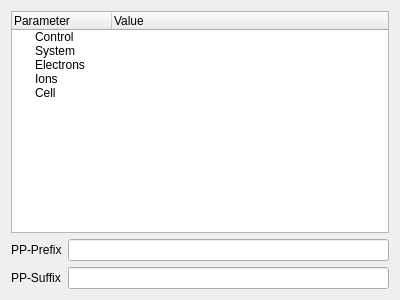
Old version of the form vipster/qt/paramwidgets/pwparam.ui in the repository sgsaenger/vipster.
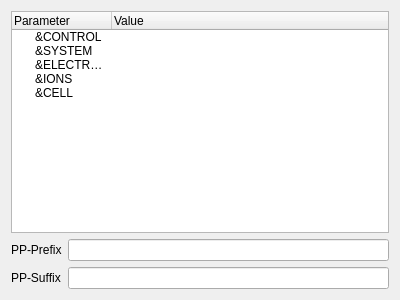
New version of the form.

The edit to the form file:
```diff
--- a/vipster/qt/paramwidgets/pwparam.ui
+++ b/vipster/qt/paramwidgets/pwparam.ui
@@ -41,27 +41,27 @@
      </column>
      <item>
       <property name="text">
-       <string>Control</string>
+       <string>&amp;CONTROL</string>
       </property>
      </item>
      <item>
       <property name="text">
-       <string>System</string>
+       <string>&amp;SYSTEM</string>
       </property>
      </item>
      <item>
       <property name="text">
-       <string>Electrons</string>
+       <string>&amp;ELECTRONS</string>
       </property>
      </item>
      <item>
       <property name="text">
-       <string>Ions</string>
+       <string>&amp;IONS</string>
       </property>
      </item>
      <item>
       <property name="text">
-       <string>Cell</string>
+       <string>&amp;CELL</string>
       </property>
      </item>
     </widget>
```
